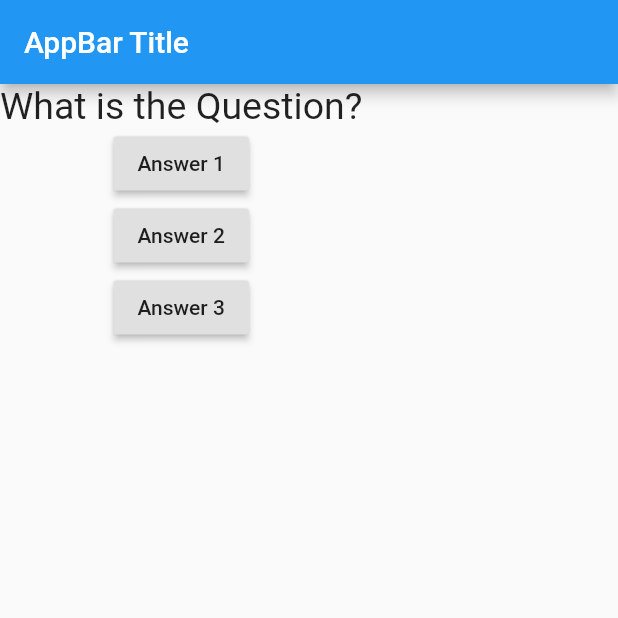
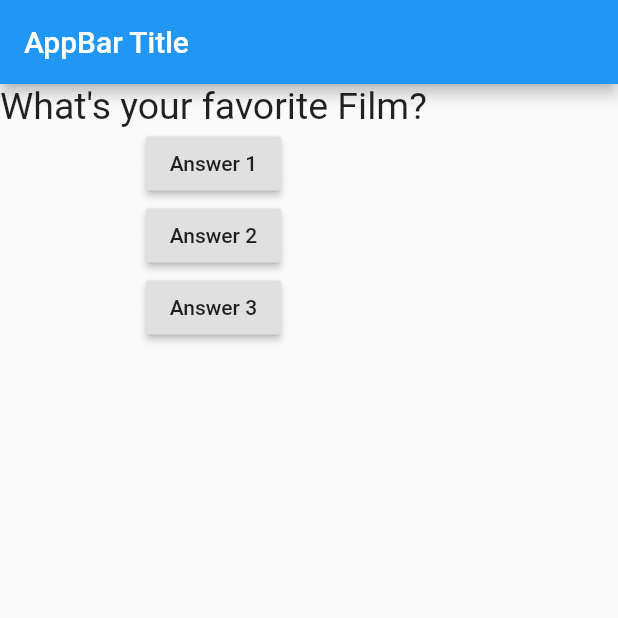
Before and after one commit to maxgdev/flutter_sandbox, a Flutter app: the screen it shows after launch, after a tap on "Answer 1", on a phone screen of 412 x 824 dp, the top half of it. Run offline on Flutter 3.47's test engine with Material 2 defaults, Android fonts, the phone set to English and light mode, and no system bars.

```diff
--- a/lib/main.dart
+++ b/lib/main.dart
@@ -5,10 +5,32 @@ void main() {
 }
 
 // Everythings a Widget. "AnyAppHere" main Widget
-class AnyApp extends StatelessWidget {
+class AnyApp extends StatefulWidget {
+  @override
+  State<StatefulWidget> createState() {
+    // TODO: implement createState
+    return AnyAppState();
+  }
+}
+
+class AnyAppState extends State<AnyApp> {
+  var questionIndex = 0;
+
+  void answerQuestions() {
+    setState(() {
+      questionIndex = questionIndex + 1;
+    });
+    print("Question Index: $questionIndex");
+  }
 
   @override
   Widget build(BuildContext context) {
+    var questions = [
+      'What\'s your favorite Musician?',
+      'What\'s your favorite Film?',
+      'What\'s your favorite Food?',
+    ];
+
     return MaterialApp(
       home: Scaffold(
         appBar: AppBar(
@@ -17,20 +39,21 @@ class AnyApp extends StatelessWidget {
         body: Column(
           children: [
             Text(
-              "What is the Question?",
+              "${questions[questionIndex]}",
               style: TextStyle(fontSize: 25),
             ),
             RaisedButton(
               child: Text("Answer 1"),
-              onPressed: ()=> print("Button 1 pressed! "),
+              // onPressed: () => print("Button 1 pressed! "),
+              onPressed: answerQuestions,
             ),
             RaisedButton(
               child: Text("Answer 2"),
-              onPressed: ()=> print("Button 2 pressed! "),
+              onPressed: () => print("Button 2 pressed! "),
             ),
             RaisedButton(
               child: Text("Answer 3"),
-              onPressed: ()=> print("Button 3 pressed! "),
+              onPressed: () => print("Button 3 pressed! "),
             ),
           ],
         ),
```
